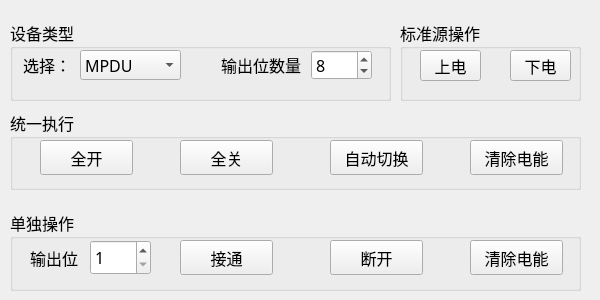
Before: the Qt Designer form PDU-CalibrateTool/home/home_outputwid.ui in ChinaClever/PDU-CalibrateTool, drawn with Qt 5.
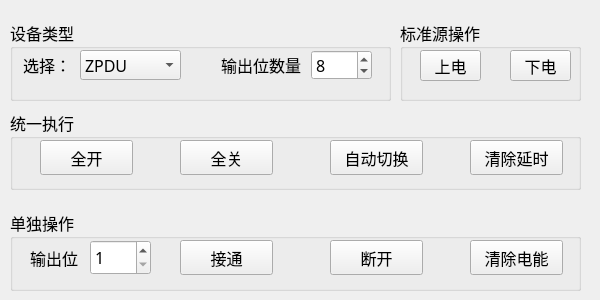
After: the same form once the commit is applied.

Diff of the .ui file:
```diff
--- a/PDU-CalibrateTool/home/home_outputwid.ui
+++ b/PDU-CalibrateTool/home/home_outputwid.ui
@@ -104,7 +104,7 @@
      </size>
     </property>
     <property name="text">
-     <string>清除电能</string>
+     <string>清除延时</string>
     </property>
    </widget>
   </widget>
@@ -285,6 +285,9 @@
       <height>30</height>
      </size>
     </property>
+    <property name="currentIndex">
+     <number>1</number>
+    </property>
     <item>
      <property name="text">
       <string>MPDU</string>
```
